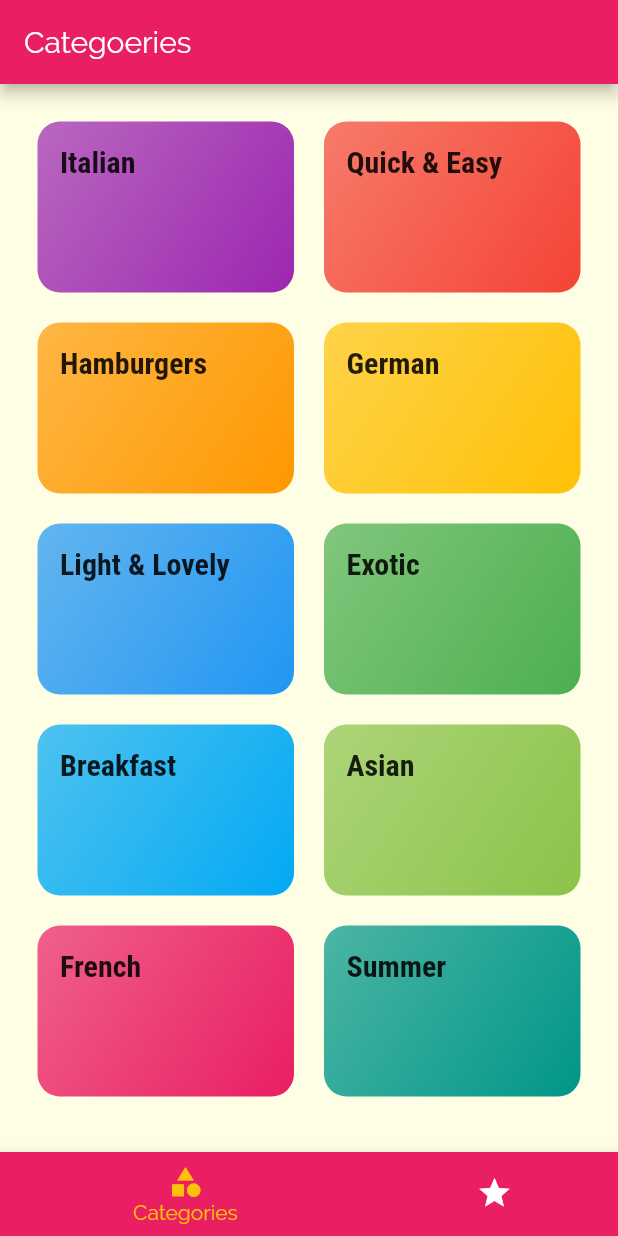
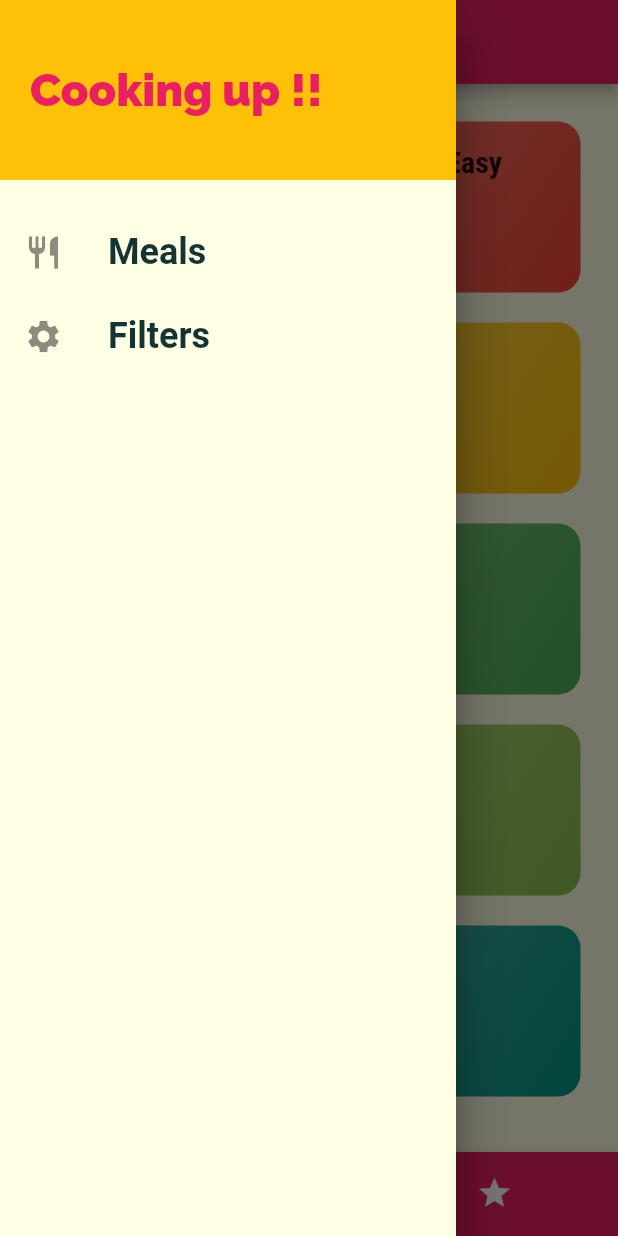
Before and after one commit to lamissmessaoudi/Meals-App, a Flutter app: the screen it shows after launch, with the side drawer open (before the commit the screen has no drawer), on a phone screen of 412 x 824 dp. Run offline on Flutter 3.47's test engine with Material 2 defaults, Android fonts, the phone set to English and light mode, and no system bars; Roboto replaces fonts that are missing (RobotoCondebsed).

Commit message:
Adding Drawer

```diff
--- a/lib/main.dart
+++ b/lib/main.dart
@@ -1,4 +1,5 @@
 import 'package:flutter/material.dart';
+import './screens/filter_screen.dart';
 import './screens/tabs_screen.dart';
 import './screens/categories_screen.dart';
 import './screens/category_meals_screen.dart';
@@ -33,6 +34,7 @@ class MyApp extends StatelessWidget {
       home: TabsScreen(),
       routes: {
         CategoryMealsScreen.routeName: (ctx) => CategoryMealsScreen(),
+        FilterScreen.routeName: (ctx) => FilterScreen(),
         MealDeatilScreen.routeName: (ctx) => MealDeatilScreen(),
       },
 
--- /dev/null
+++ b/lib/screens/filter_screen.dart
@@ -0,0 +1,17 @@
+import 'package:flutter/material.dart';
+
+class FilterScreen extends StatelessWidget {
+  static const routeName = '/filters';
+
+  @override
+  Widget build(BuildContext context) {
+    return Scaffold(
+      body: Center(
+        child: Text('filters !!'),
+      ),
+      appBar: AppBar(
+        title: Text('Filters'),
+      ),
+    );
+  }
+}
--- a/lib/screens/tabs_screen.dart
+++ b/lib/screens/tabs_screen.dart
@@ -2,6 +2,7 @@ import 'package:flutter/material.dart';
 
 import './categories_screen.dart';
 import './favorites_screen.dart';
+import '../widgets/main_drawer.dart';
 
 class TabsScreen extends StatefulWidget {
   @override
@@ -34,6 +35,9 @@ class _TabsScreenState extends State<TabsScreen> {
       appBar: AppBar(
         title: Text(_pages[_selectedPageIndex]['title']),
       ),
+      drawer: Drawer(
+        child: MainDrawer(),
+      ),
       body: _pages[_selectedPageIndex]['page'],
       bottomNavigationBar: BottomNavigationBar(
         onTap: _selectPage,
--- /dev/null
+++ b/lib/widgets/main_drawer.dart
@@ -0,0 +1,56 @@
+import 'package:flutter/material.dart';
+
+import '../screens/filter_screen.dart';
+
+class MainDrawer extends StatelessWidget {
+  Widget buildListTile(String title, IconData icon, Function tapHandeler) {
+    return ListTile(
+      leading: Icon(
+        icon,
+        size: 26,
+      ),
+      title: Text(
+        title,
+        style: TextStyle(
+          fontFamily: 'RobotoCondebsed',
+          fontSize: 24,
+          fontWeight: FontWeight.bold,
+        ),
+      ),
+      onTap: tapHandeler,
+    );
+  }
+
+  @override
+  Widget build(BuildContext context) {
+    return Drawer(
+        child: Column(
+      children: <Widget>[
+        Container(
+          height: 120,
+          width: double.infinity,
+          padding: EdgeInsets.all(20),
+          alignment: Alignment.centerLeft,
+          color: Theme.of(context).accentColor,
+          child: Text(
+            'Cooking up !!',
+            style: TextStyle(
+              fontWeight: FontWeight.w900,
+              fontSize: 30,
+              color: Theme.of(context).primaryColor,
+            ),
+          ),
+        ),
+        SizedBox(
+          height: 20,
+        ),
+        buildListTile("Meals", Icons.restaurant, () {
+          Navigator.of(context).pushReplacementNamed('/');
+        }),
+        buildListTile("Filters", Icons.settings, () {
+          Navigator.of(context).pushReplacementNamed(FilterScreen.routeName);
+        }),
+      ],
+    ));
+  }
+}
```
